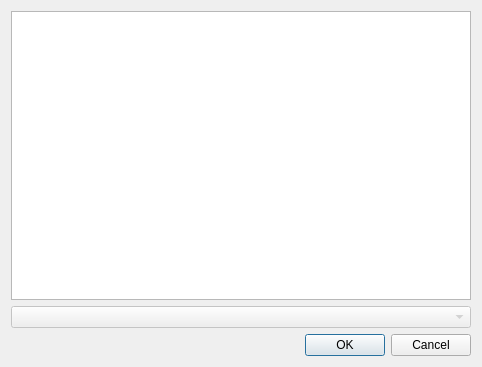
Before: the Qt Designer form GUI_UIs/ui_dialog_select_items.ui in ccbogel/QualCoder, drawn with Qt 5.
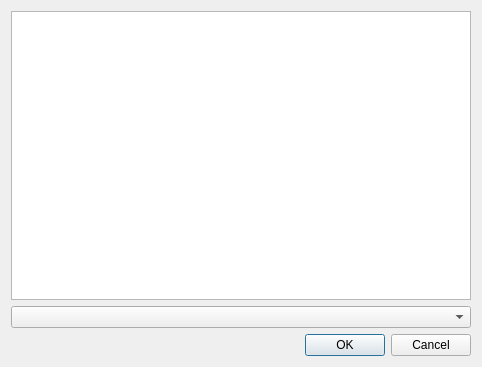
After: the same form once the commit is applied.

Diff of the .ui file:
```diff
--- a/GUI_UIs/ui_dialog_select_items.ui
+++ b/GUI_UIs/ui_dialog_select_items.ui
@@ -20,7 +20,7 @@
    <item row="1" column="0">
     <widget class="QComboBox" name="comboBox">
      <property name="enabled">
-      <bool>false</bool>
+      <bool>true</bool>
      </property>
     </widget>
    </item>
```
Left out of the diff: 8 changed lines with no effect on the pictures.
